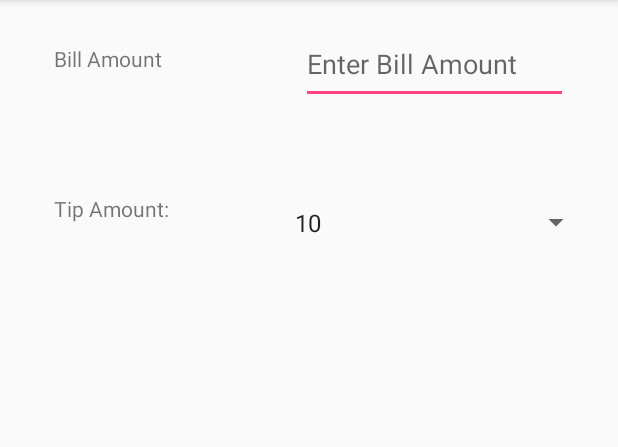
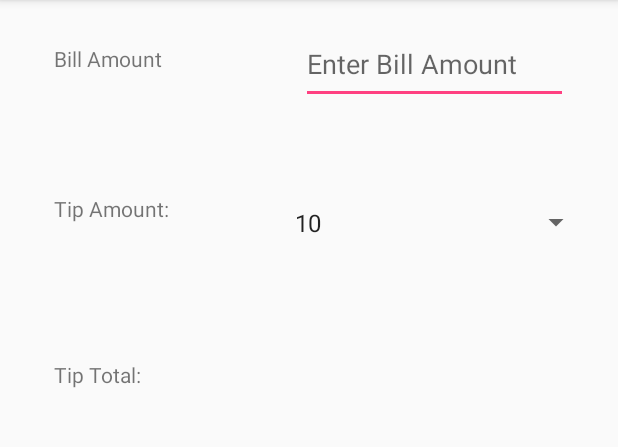
Before and after one commit to gness1804/android-tip-calc, an Android app: the screen it shows after launch (MainActivity), on a phone screen of 412 x 824 dp, the part 84-531 px from its top. Run offline under Robolectric (Android 15) with nearby library versions, the phone set to English and light mode, and no system bars.

Commit message:
Add some new fields

```diff
--- a/app/src/main/java/com/example/grahamnessler/tipcalculator/MainActivity.java
+++ b/app/src/main/java/com/example/grahamnessler/tipcalculator/MainActivity.java
@@ -8,7 +8,7 @@ import android.widget.ArrayAdapter;
 import android.widget.Spinner;
 
 public class MainActivity extends AppCompatActivity implements AdapterView.OnItemSelectedListener {
-    private Spinner spinner;
+    Spinner spinner;
     int tipPercent;
     private String[] choices = {"10", "15", "20", "25"};
 
@@ -36,6 +36,6 @@ public class MainActivity extends AppCompatActivity implements AdapterView.OnIte
     }
 
     public void onNothingSelected(AdapterView<?> parent) {
-        // Another interface callback
+
     }
 }
--- a/app/src/main/res/layout/activity_main.xml
+++ b/app/src/main/res/layout/activity_main.xml
@@ -16,6 +16,17 @@
         app:layout_constraintLeft_toLeftOf="parent"
         app:layout_constraintTop_toTopOf="parent"
         android:layout_marginStart="36dp" />
+
+    <TextView
+        android:id="@+id/tipTotalText"
+        android:layout_width="103dp"
+        android:layout_height="30dp"
+        android:layout_marginLeft="36dp"
+        android:layout_marginStart="36dp"
+        android:layout_marginTop="240dp"
+        android:text="@string/tip_total_text"
+        app:layout_constraintLeft_toLeftOf="parent"
+        app:layout_constraintTop_toTopOf="parent" />
 
     <TextView
         android:id="@+id/billAmount"
@@ -53,4 +64,15 @@
         app:layout_constraintLeft_toLeftOf="parent"
         app:layout_constraintRight_toRightOf="parent"
         app:layout_constraintTop_toTopOf="parent" />
+
+    <TextView
+        android:id="@+id/tipTotalOutput"
+        android:layout_width="wrap_content"
+        android:layout_height="wrap_content"
+        android:layout_marginBottom="8dp"
+        android:layout_marginRight="112dp"
+        app:layout_constraintBottom_toBottomOf="parent"
+        app:layout_constraintRight_toRightOf="parent"
+        app:layout_constraintTop_toTopOf="parent" />
+
 </android.support.constraint.ConstraintLayout>
--- a/app/src/main/res/values/strings.xml
+++ b/app/src/main/res/values/strings.xml
@@ -3,6 +3,7 @@
     <string name="bill_amount_text">Bill Amount</string>
     <string name="bill_amount_input">Enter Bill Amount</string>
     <string name="tip_amount_text">Tip Amount:</string>
+    <string name="tip_total_text">Tip Total:</string>
     <string-array name="choices_list">
         <item>10</item>
         <item>15</item>
```
